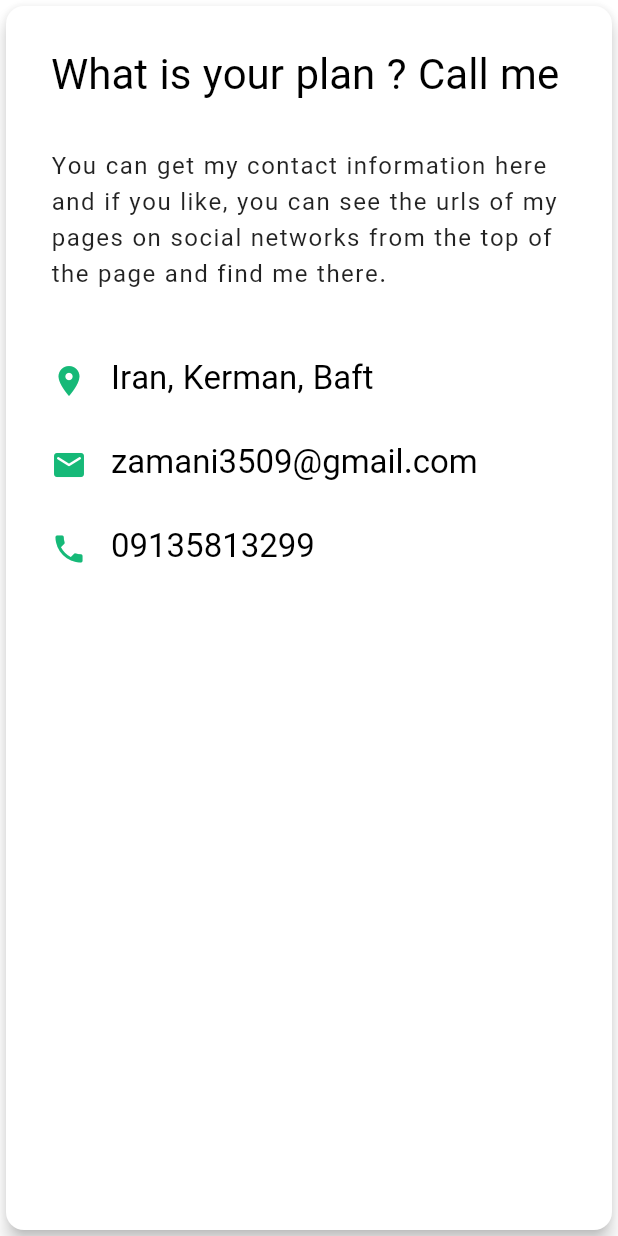
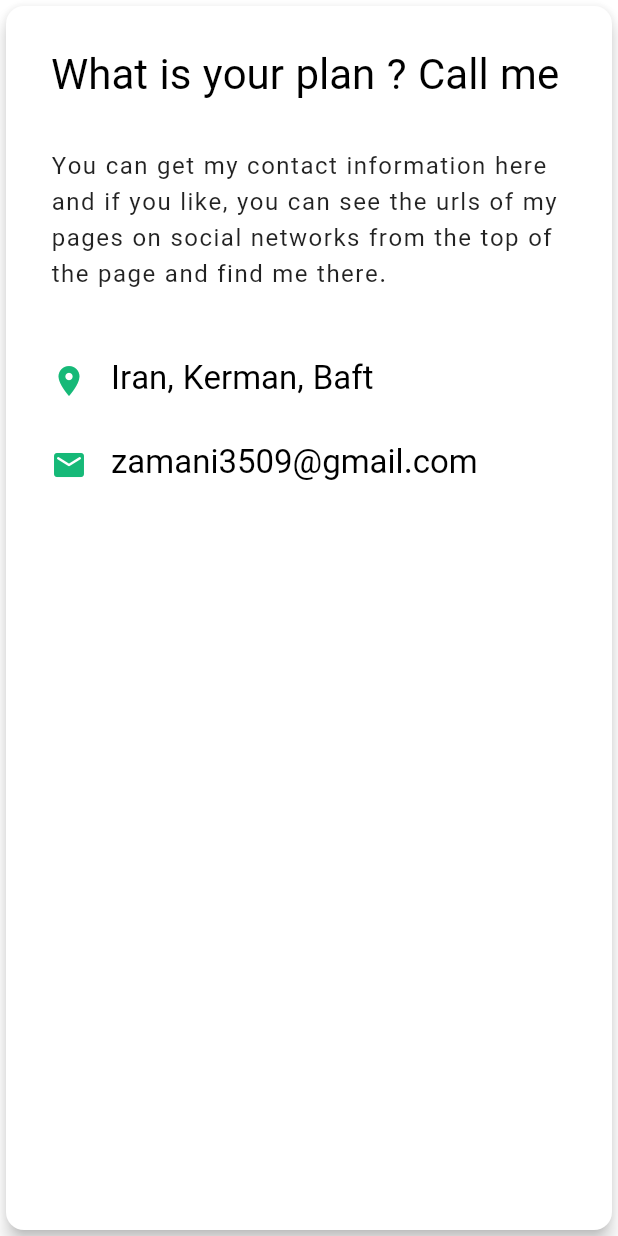
Before and after one commit to zamaniafshar/zamaniafshar.github.io, a Flutter app: the ContactInformation widget shown alone on an empty page, opened directly, on a phone screen of 412 x 824 dp. Run offline on Flutter 3.47's test engine with Material 3 defaults, Android fonts, the phone set to English and light mode, and no system bars; our stand-ins replace animated_text_kit, flutter_hooks, flutter_svg, hive, hive_flutter, hooks_riverpod and 1 more; accounts and stored records are empty; generated files the repository leaves out were written again; network calls fail.

Commit message:
update contact information

```diff
--- a/lib/config/constants/constants.dart
+++ b/lib/config/constants/constants.dart
@@ -2,7 +2,6 @@ import 'package:flutter/material.dart';
 import 'package:flutter_gen/gen_l10n/app_localizations.dart';
 
 const kEmailAddress = 'zamani3509@gmail.com';
-const kPhoneNumber = '09135813299';
 
 const kBaseResourcesUrl =
     'https://raw.githubusercontent.com/zamaniafshar/zamaniafshar.github.io/main/resources/';
--- a/lib/ui/home/widgets/contact_me/widgets/contact_information.dart
+++ b/lib/ui/home/widgets/contact_me/widgets/contact_information.dart
@@ -44,10 +44,6 @@ class ContactInformation extends StatelessWidget {
                 leading: Icon(Icons.email_rounded),
                 title: SelectableText(kEmailAddress),
               ),
-              const ListTile(
-                leading: Icon(Icons.phone),
-                title: SelectableText(kPhoneNumber),
-              ),
             ],
           ),
         ),
```
